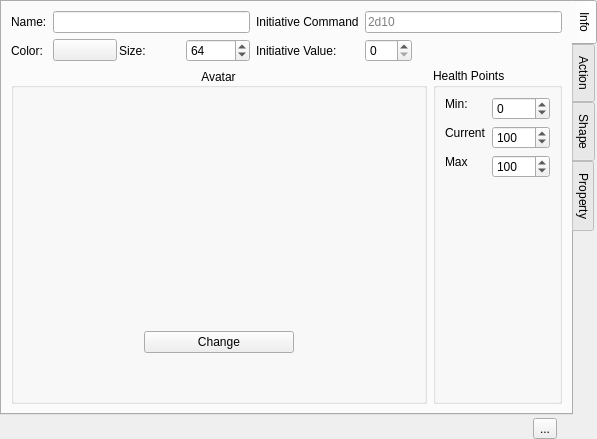
The window that src/libraries/rwidgets/docks/antagonistboard.ui (KDE/rolisteam) describes before a commit, drawn with Qt 5.
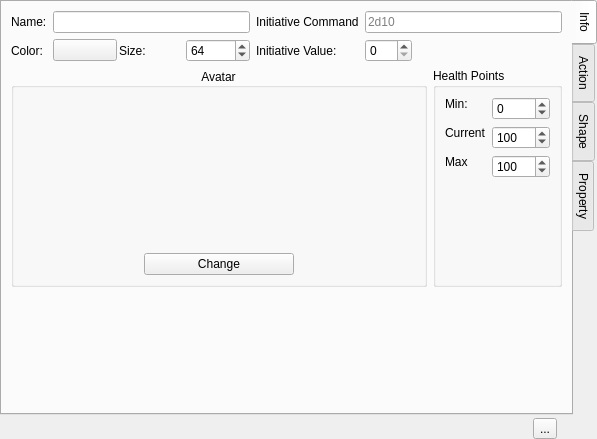
The same window after the commit. Icons and pictures are not drawn. Custom widgets are drawn as their Qt base class.

Commit message: [Antagonist] Improve pref filtering.

```diff
--- a/src/libraries/rwidgets/docks/antagonistboard.ui
+++ b/src/libraries/rwidgets/docks/antagonistboard.ui
@@ -764,6 +764,19 @@
              </item>
             </layout>
            </item>
+           <item>
+            <spacer name="verticalSpacer_5">
+             <property name="orientation">
+              <enum>Qt::Orientation::Vertical</enum>
+             </property>
+             <property name="sizeHint" stdset="0">
+              <size>
+               <width>20</width>
+               <height>40</height>
+              </size>
+             </property>
+            </spacer>
+           </item>
            <item>
             <spacer name="verticalSpacer_4">
              <property name="orientation">
```
The commit also changes 2 other files.
